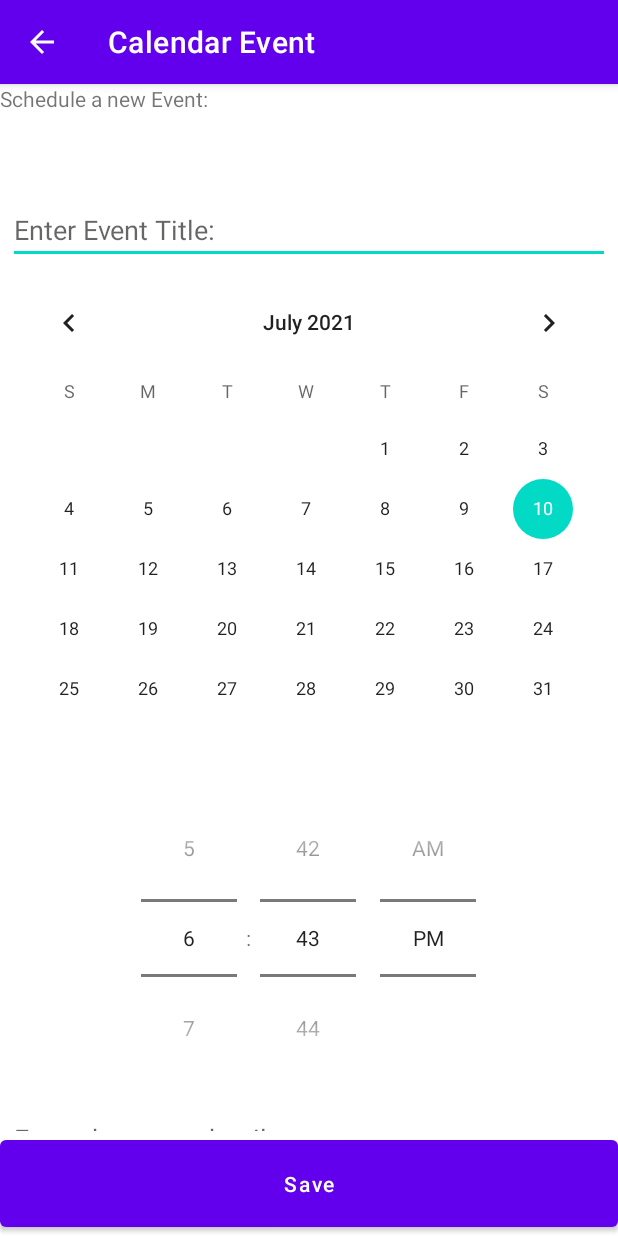
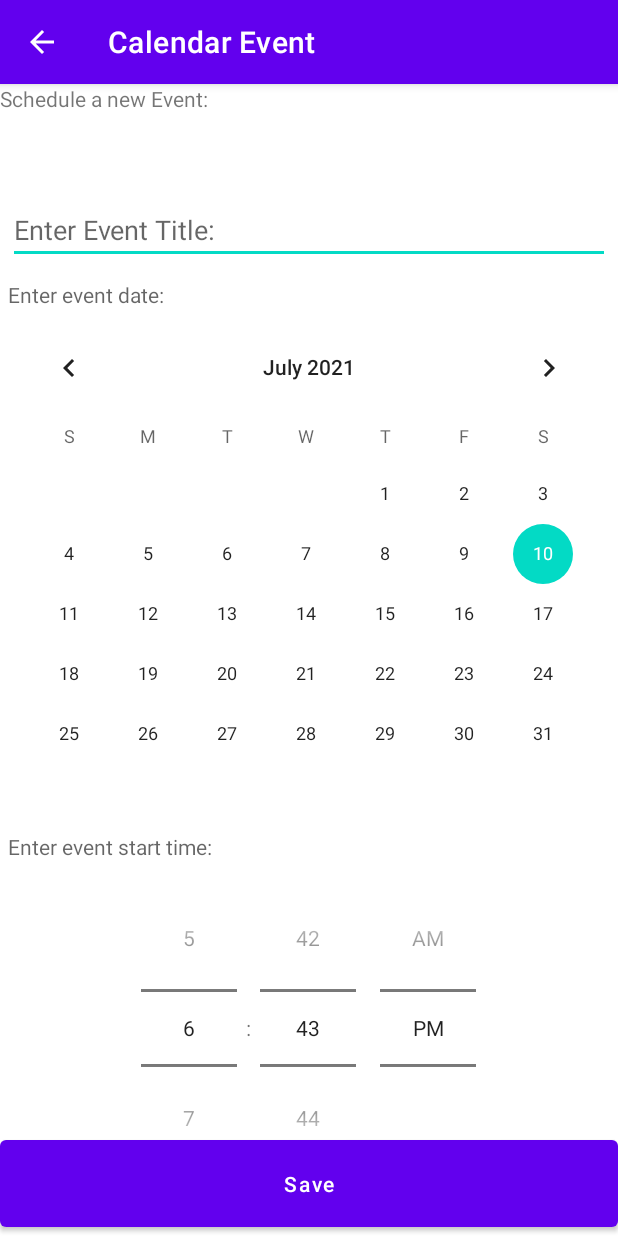
Before and after one commit to Hodjy/Android-Management-App, an Android app: the CalendarActivity screen opened directly, with no data from a screen before it, after a tap on "Save", on a phone screen of 412 x 824 dp. Run offline under Robolectric (Android 15) with nearby library versions, the phone set to English and light mode, and no system bars.

Commit message:
Calendar Polish
properly implemented the calendar

```diff
--- a/ManagementApp/app/src/main/java/com/example/managementapp/CalendarActivity.java
+++ b/ManagementApp/app/src/main/java/com/example/managementapp/CalendarActivity.java
@@ -3,7 +3,6 @@ package com.example.managementapp;
 import androidx.annotation.NonNull;
 import androidx.appcompat.app.AppCompatActivity;
 
-import android.Manifest;
 import android.content.Intent;
 import android.os.Bundle;
 import android.provider.CalendarContract;
@@ -20,32 +19,40 @@ import java.time.ZoneId;
 import java.time.format.DateTimeFormatter;
 import java.util.Calendar;
 import java.util.Date;
+import java.util.Locale;
+import java.util.SimpleTimeZone;
 
 public class CalendarActivity extends AppCompatActivity {
+
+    private String m_dateFormat;
+    private String m_timeFormat;
+    private SimpleDateFormat m_sdf;
+    private final Calendar m_instancedCalendar = Calendar.getInstance();
     private String m_date;
     @Override
     protected void onCreate(Bundle savedInstanceState) {
         super.onCreate(savedInstanceState);
         setContentView(R.layout.activity_calendar);
 
-        CalendarView calendar = findViewById(R.id.calendar_inputCalendar);
-        TimePicker timePicker = findViewById(R.id.calendar_timepicker);
+
+        m_dateFormat = getResources().getString(R.string.dateFormatting);
+        m_timeFormat = getResources().getString(R.string.timeFormatting);
+        m_sdf = new SimpleDateFormat(m_dateFormat, Locale.getDefault());
+
+        CalendarView calendarCV = findViewById(R.id.calendar_inputCalendar);
+        TimePicker timePicker = findViewById(R.id.calendar_timepickerStartTime);
         EditText eventTitleET = findViewById(R.id.calendar_eventTitleET);
         EditText eventContentsET = findViewById(R.id.calendar_eventContentsET);
         Button saveBtn = findViewById(R.id.calendar_saveBtn);
 
-        //TODO: Change the format
-        //date initialization
-        SimpleDateFormat sdf = new SimpleDateFormat("yyyy/MM/dd");
-        m_date = sdf.format(new Date(calendar.getDate()));
-        //
 
-        calendar.setOnDateChangeListener(new CalendarView.OnDateChangeListener() {
+        m_date =  m_sdf.format(new Date(calendarCV.getDate()));
+
+        calendarCV.setOnDateChangeListener(new CalendarView.OnDateChangeListener() {
             @Override
             public void onSelectedDayChange(@NonNull CalendarView view, int year, int month, int dayOfMonth) {
-                m_date = String.format("%04d/%02d/%02d", year, month, dayOfMonth);
-                //m_date = year + "/" + month + "/" + dayOfMonth;
-                Toast.makeText(CalendarActivity.this, m_date, Toast.LENGTH_LONG).show();
+                m_instancedCalendar.set(year,month,dayOfMonth);
+                m_date = m_sdf.format(m_instancedCalendar.getTime());
             }
         });
 
@@ -56,33 +63,19 @@ public class CalendarActivity extends AppCompatActivity {
             {
                 String eventTitleText = eventTitleET.getText().toString();
                 String eventContentText = eventContentsET.getText().toString();
-                String time = String.format("%02d:%02d:00", timePicker.getHour() , timePicker.getMinute());
-                //String time = timePicker.getHour() + ":" + timePicker.getMinute() + yyyy/MM/dd":00";
+                long millis = getUserSelectedTimeInMillis(timePicker, calendarCV);
 
-                m_date = m_date + " " + time;
-                LocalDateTime ldt = LocalDateTime.parse(m_date, DateTimeFormatter.ofPattern("yyyy/MM/dd HH:mm:ss"));
-                long millis = ldt.atZone(ZoneId.systemDefault()).toInstant().toEpochMilli();
-
-                if(!eventTitleText.isEmpty() && !eventContentText.isEmpty() && !m_date.isEmpty())
+                if(!eventTitleText.isEmpty() && !eventContentText.isEmpty())
                 {
                     Intent intent = new Intent(Intent.ACTION_INSERT);
-                    if(true) //If you have the app.
-                    {
                     intent.setData(CalendarContract.Events.CONTENT_URI);
                     intent.putExtra(CalendarContract.Events.TITLE , eventTitleText);
                     intent.putExtra(CalendarContract.Events.DESCRIPTION , eventContentText);
                     intent.putExtra(CalendarContract.Events.EVENT_LOCATION, "");
-                        intent.putExtra(CalendarContract.Events.ALL_DAY, true);
+                    intent.putExtra(CalendarContract.Events.ALL_DAY, false);
                     intent.putExtra(CalendarContract.EXTRA_EVENT_BEGIN_TIME, millis);
 
-
-
                     startActivity(intent);
-                    }
-                    else
-                    {
-                        Toast.makeText(CalendarActivity.this, "Theres no app that can support this action.", Toast.LENGTH_LONG).show();
-                    }
                 }
                 else
                 {
@@ -92,4 +85,12 @@ public class CalendarActivity extends AppCompatActivity {
         });
     }
 
+    private long getUserSelectedTimeInMillis(TimePicker timePicker, CalendarView calendar) {
+        String time = String.format(Locale.getDefault(),"%02d:%02d", timePicker.getHour() , timePicker.getMinute());
+        String dateToConvert = m_date + " " + time;
+        LocalDateTime ldt = LocalDateTime.parse(dateToConvert, DateTimeFormatter.ofPattern(m_dateFormat + " " + m_timeFormat));
+        long millis = ldt.atZone(ZoneId.systemDefault()).toInstant().toEpochMilli();
+
+        return millis;
     }
+}
--- a/ManagementApp/app/src/main/res/layout/activity_calendar.xml
+++ b/ManagementApp/app/src/main/res/layout/activity_calendar.xml
@@ -29,18 +29,33 @@
                 android:hint="@string/calendar_activity_enterEventTitle"
                 android:id="@+id/calendar_eventTitleET"/>
 
+            <TextView
+                android:layout_width="match_parent"
+                android:layout_height="0dp"
+                android:layout_weight="1"
+                android:layout_margin="5dp"
+                android:hint="@string/calendar_activity_enterEventDate" />
+
             <CalendarView
                 android:layout_width="match_parent"
                 android:layout_height="0dp"
                 android:layout_weight="5"
                 android:id="@+id/calendar_inputCalendar"/>
 
+            <TextView
+                android:layout_width="match_parent"
+                android:layout_height="0dp"
+                android:layout_weight="1"
+                android:layout_margin="5dp"
+                android:hint="@string/calendar_activity_enterEventStartingTime" />
+
             <TimePicker
                 android:layout_width="match_parent"
                 android:layout_height="0dp"
                 android:layout_weight="2"
                 android:timePickerMode="spinner"
-                android:id="@+id/calendar_timepicker"/>
+                android:id="@+id/calendar_timepickerStartTime"/>
+
 
             <EditText
                 android:layout_width="match_parent"
--- a/ManagementApp/app/src/main/res/values/strings.xml
+++ b/ManagementApp/app/src/main/res/values/strings.xml
@@ -46,6 +46,11 @@
     <string name="message_activityTitle">Message</string>
     <string name="calender_activityTitle">Calendar Event</string>
     <string name="call_activityTitle">Phone</string>
+    <string name="calendar_activity_enterEventStartingTime">Enter event start time:</string>
+    <string name="calendar_activity_enterEventEndTime">Enter event end time:</string>
+    <string name="calendar_activity_enterEventDate">Enter event date:</string>
+    <string name="dateFormatting">MM/dd/yyyy</string>
+    <string name="timeFormatting">HH:mm</string>
 
 
 </resources>
```
Also changed, not shown: 1 other file. Lines whose indentation alone changed are shown as unchanged.
